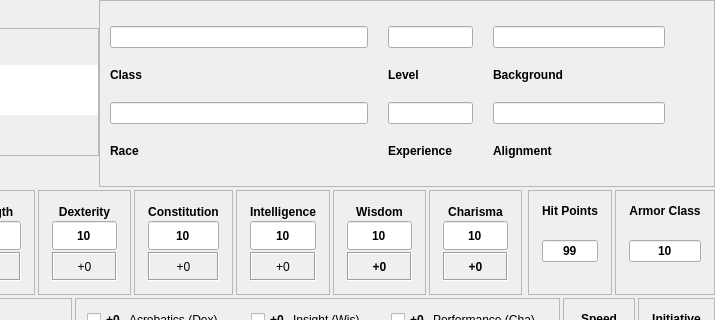
Qt form DMHelper/src/characterframe.ui (MMetze/DMHelper) before a commit; both pictures show x 311 to 1026 and y 0 to 320 of the 1026 by 734 pixel window.
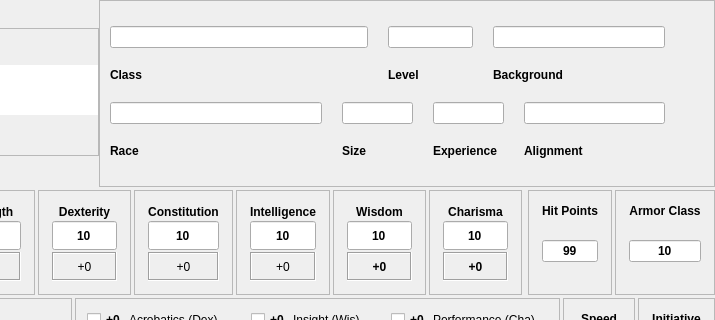
The same form after that commit. Icons and pictures are not drawn.

Patch:
```diff
--- a/DMHelper/src/characterframe.ui
+++ b/DMHelper/src/characterframe.ui
@@ -865,43 +865,7 @@
             </layout>
            </item>
            <item>
-            <layout class="QGridLayout" name="gridLayout_17" columnstretch="3,1,2">
-             <item row="0" column="0">
-              <widget class="QLineEdit" name="edtRace">
-               <property name="sizePolicy">
-                <sizepolicy hsizetype="Preferred" vsizetype="Fixed">
-                 <horstretch>0</horstretch>
-                 <verstretch>0</verstretch>
-                </sizepolicy>
-               </property>
-              </widget>
-             </item>
-             <item row="0" column="1">
-              <widget class="QLineEdit" name="edtExperience">
-               <property name="sizePolicy">
-                <sizepolicy hsizetype="Preferred" vsizetype="Fixed">
-                 <horstretch>0</horstretch>
-                 <verstretch>0</verstretch>
-                </sizepolicy>
-               </property>
-               <property name="text">
-                <string/>
-               </property>
-              </widget>
-             </item>
-             <item row="0" column="2">
-              <widget class="QLineEdit" name="edtAlignment">
-               <property name="sizePolicy">
-                <sizepolicy hsizetype="Preferred" vsizetype="Fixed">
-                 <horstretch>0</horstretch>
-                 <verstretch>0</verstretch>
-                </sizepolicy>
-               </property>
-               <property name="text">
-                <string/>
-               </property>
-              </widget>
-             </item>
+            <layout class="QGridLayout" name="gridLayout_17" columnstretch="3,1,1,2">
              <item row="1" column="0">
               <widget class="QLabel" name="label_2">
                <property name="font">
@@ -918,23 +882,20 @@
                </property>
               </widget>
              </item>
-             <item row="1" column="1">
-              <widget class="QLabel" name="label_54">
-               <property name="font">
-                <font>
-                 <weight>75</weight>
-                 <bold>true</bold>
-                </font>
+             <item row="0" column="3">
+              <widget class="QLineEdit" name="edtAlignment">
+               <property name="sizePolicy">
+                <sizepolicy hsizetype="Preferred" vsizetype="Fixed">
+                 <horstretch>0</horstretch>
+                 <verstretch>0</verstretch>
+                </sizepolicy>
                </property>
                <property name="text">
-                <string>Experience</string>
-               </property>
-               <property name="alignment">
-                <set>Qt::AlignLeading|Qt::AlignLeft|Qt::AlignTop</set>
+                <string/>
                </property>
               </widget>
              </item>
-             <item row="1" column="2">
+             <item row="1" column="3">
               <widget class="QLabel" name="label_14">
                <property name="font">
                 <font>
@@ -950,6 +911,74 @@
                </property>
               </widget>
              </item>
+             <item row="1" column="2">
+              <widget class="QLabel" name="label_54">
+               <property name="font">
+                <font>
+                 <weight>75</weight>
+                 <bold>true</bold>
+                </font>
+               </property>
+               <property name="text">
+                <string>Experience</string>
+               </property>
+               <property name="alignment">
+                <set>Qt::AlignLeading|Qt::AlignLeft|Qt::AlignTop</set>
+               </property>
+              </widget>
+             </item>
+             <item row="0" column="0">
+              <widget class="QLineEdit" name="edtRace">
+               <property name="sizePolicy">
+                <sizepolicy hsizetype="Preferred" vsizetype="Fixed">
+                 <horstretch>0</horstretch>
+                 <verstretch>0</verstretch>
+                </sizepolicy>
+               </property>
+              </widget>
+             </item>
+             <item row="0" column="2">
+              <widget class="QLineEdit" name="edtExperience">
+               <property name="sizePolicy">
+                <sizepolicy hsizetype="Preferred" vsizetype="Fixed">
+                 <horstretch>0</horstretch>
+                 <verstretch>0</verstretch>
+                </sizepolicy>
+               </property>
+               <property name="text">
+                <string/>
+               </property>
+              </widget>
+             </item>
+             <item row="0" column="1">
+              <widget class="QLineEdit" name="edtSize">
+               <property name="sizePolicy">
+                <sizepolicy hsizetype="Preferred" vsizetype="Fixed">
+                 <horstretch>0</horstretch>
+                 <verstretch>0</verstretch>
+                </sizepolicy>
+               </property>
+               <property name="text">
+                <string/>
+               </property>
+              </widget>
+             </item>
+             <item row="1" column="1">
+              <widget class="QLabel" name="label_55">
+               <property name="font">
+                <font>
+                 <weight>75</weight>
+                 <bold>true</bold>
+                </font>
+               </property>
+               <property name="text">
+                <string>Size</string>
+               </property>
+               <property name="alignment">
+                <set>Qt::AlignLeading|Qt::AlignLeft|Qt::AlignTop</set>
+               </property>
+              </widget>
+             </item>
             </layout>
            </item>
           </layout>
```
Left out of the diff: 262 changed lines with no effect on the pictures.
